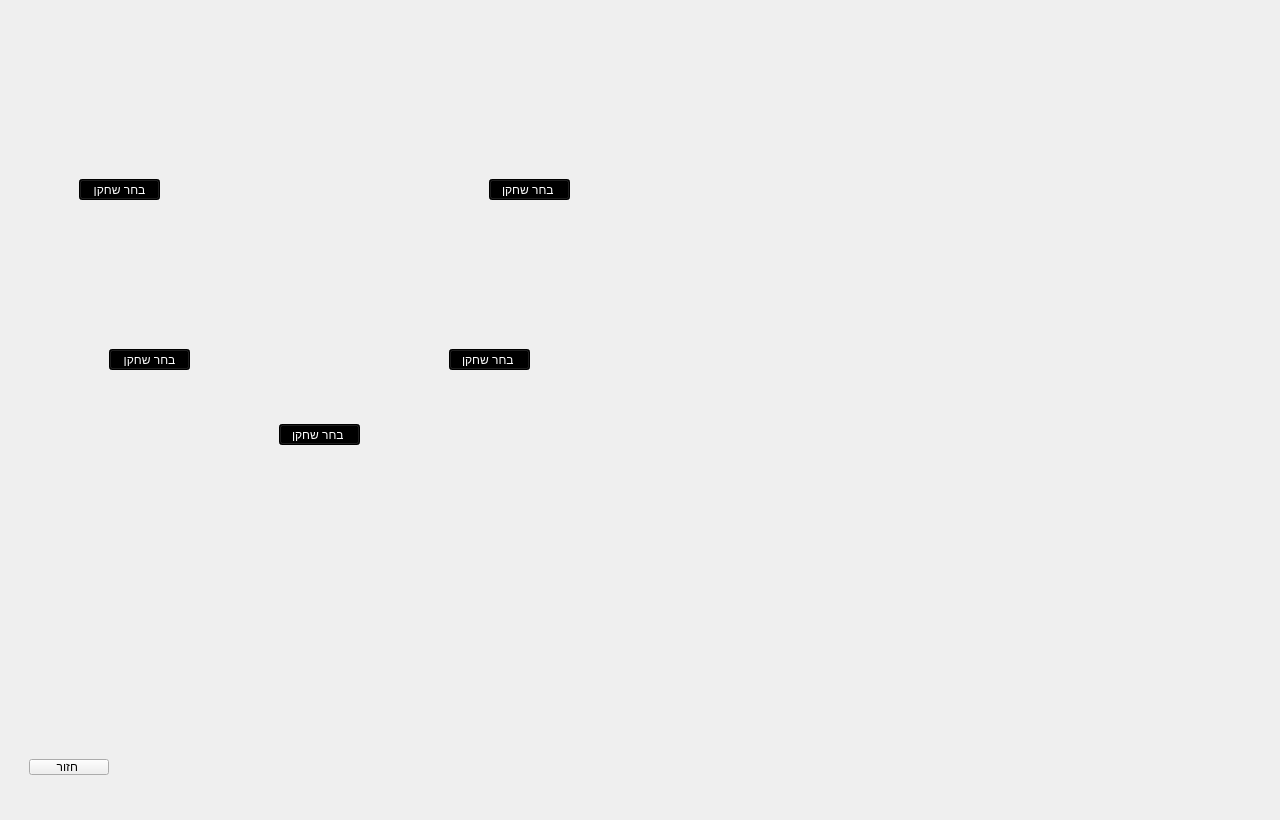
Qt form BasketBallSystem/mainwindow.ui (ohadharel1/BasketBallSystem) before a commit.
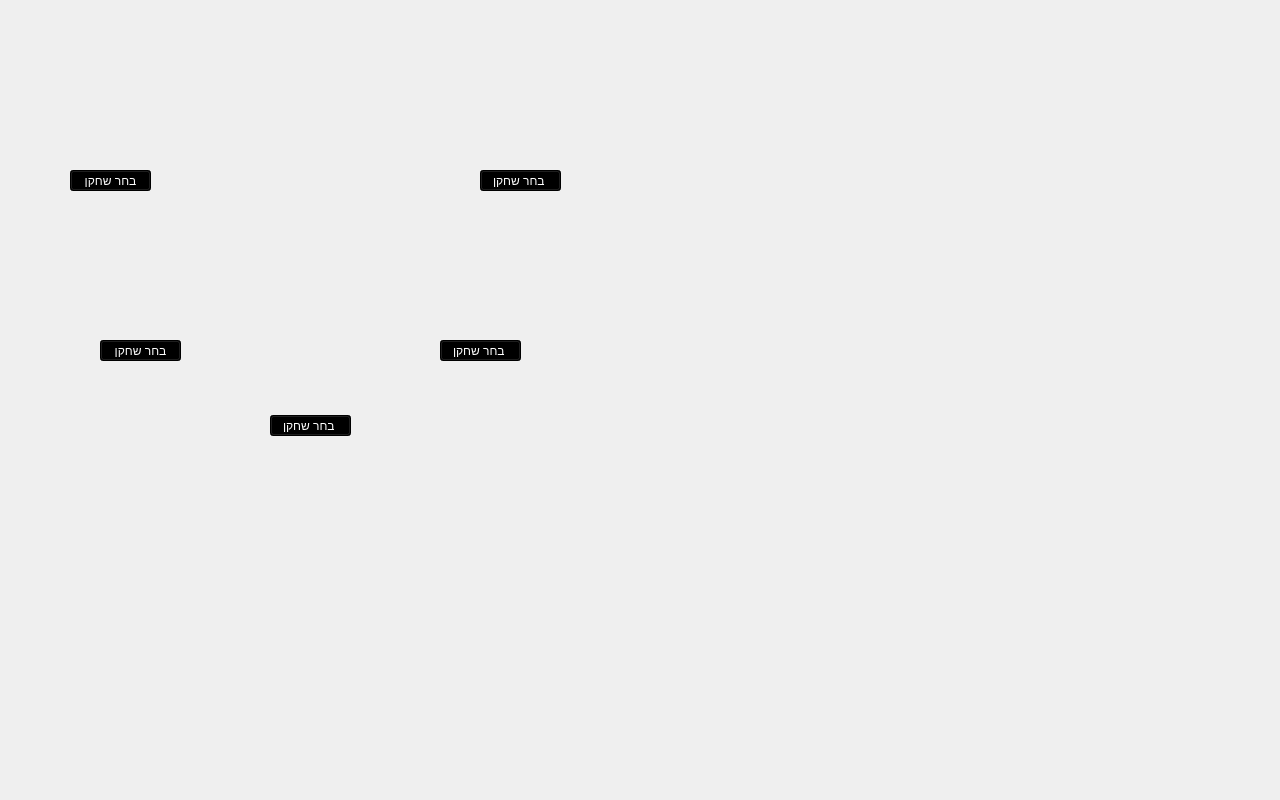
The same form after that commit. The open tabs and pages were chosen to show the change. Icons and pictures are not drawn.

Diff of the .ui file:
```diff
--- a/BasketBallSystem/mainwindow.ui
+++ b/BasketBallSystem/mainwindow.ui
@@ -7,9 +7,27 @@
     <x>0</x>
     <y>0</y>
     <width>1280</width>
-    <height>820</height>
+    <height>800</height>
    </rect>
   </property>
+  <property name="sizePolicy">
+   <sizepolicy hsizetype="Fixed" vsizetype="Fixed">
+    <horstretch>0</horstretch>
+    <verstretch>0</verstretch>
+   </sizepolicy>
+  </property>
+  <property name="minimumSize">
+   <size>
+    <width>1280</width>
+    <height>800</height>
+   </size>
+  </property>
+  <property name="maximumSize">
+   <size>
+    <width>1280</width>
+    <height>800</height>
+   </size>
+  </property>
   <property name="windowTitle">
    <string>MainWindow</string>
   </property>
@@ -17,9 +35,21 @@
    <string notr="true">background-image: url(:/Resources/Resources/greenTeam/face1.jpg);</string>
   </property>
   <widget class="QWidget" name="centralwidget">
-   <layout class="QGridLayout" name="gridLayout">
-    <item row="0" column="0">
+   <property name="sizePolicy">
+    <sizepolicy hsizetype="Fixed" vsizetype="Fixed">
+     <horstretch>0</horstretch>
+     <verstretch>0</verstretch>
+    </sizepolicy>
+   </property>
      <widget class="QStackedWidget" name="MainWindowStackedWidget">
+    <property name="geometry">
+     <rect>
+      <x>0</x>
+      <y>0</y>
+      <width>1280</width>
+      <height>720</height>
+     </rect>
+    </property>
       <property name="styleSheet">
        <string notr="true"/>
       </property>
@@ -512,19 +542,6 @@
          <string>בחר שחקן</string>
         </property>
        </widget>
-       <widget class="QPushButton" name="returnBtn">
-        <property name="geometry">
-         <rect>
-          <x>20</x>
-          <y>750</y>
-          <width>80</width>
-          <height>16</height>
-         </rect>
-        </property>
-        <property name="text">
-         <string>חזור </string>
-        </property>
-       </widget>
        <zorder>MainWindowGameManagmentCortImage</zorder>
        <zorder>MainWindowGameManagmentCortImagePG</zorder>
        <zorder>MainWindowGameManagmentCortImagePGB</zorder>
@@ -758,18 +775,63 @@
        </widget>
       </widget>
      </widget>
-    </item>
-   </layout>
-  </widget>
-  <widget class="QMenuBar" name="menubar">
+   <widget class="QWidget" name="MainWindowBottomToolbar" native="true">
    <property name="geometry">
     <rect>
      <x>0</x>
-     <y>0</y>
+      <y>700</y>
      <width>1280</width>
-     <height>17</height>
-    </rect>
-   </property>
+      <height>100</height>
+     </rect>
+    </property>
+    <property name="styleSheet">
+     <string notr="true">#MainWindowBottomToolbar
+{
+	background-image: url(:/Resources/Resources/backGroundOrange.png);
+}
+</string>
+    </property>
+    <widget class="QPushButton" name="MainWindowBottomToolbarReturnBtn">
+     <property name="geometry">
+      <rect>
+       <x>40</x>
+       <y>10</y>
+       <width>131</width>
+       <height>71</height>
+      </rect>
+     </property>
+     <property name="styleSheet">
+      <string notr="true">background-image: url(:/Resources/Resources/backBtn.png);
+border: 0px solid #000000;</string>
+     </property>
+     <property name="text">
+      <string/>
+     </property>
+     <property name="flat">
+      <bool>true</bool>
+     </property>
+    </widget>
+    <widget class="QPushButton" name="MainWindowBottomToolbarHomeBtn">
+     <property name="geometry">
+      <rect>
+       <x>1090</x>
+       <y>20</y>
+       <width>131</width>
+       <height>71</height>
+      </rect>
+     </property>
+     <property name="styleSheet">
+      <string notr="true">background-image: url(:/Resources/Resources/homeBtn.png);
+border: 0px solid #000000;</string>
+     </property>
+     <property name="text">
+      <string/>
+     </property>
+     <property name="flat">
+      <bool>true</bool>
+     </property>
+    </widget>
+   </widget>
   </widget>
  </widget>
  <resources/>
```
Left out of the diff: 17 changed lines with no effect on the pictures. Lines whose indentation alone changed are shown as unchanged.
